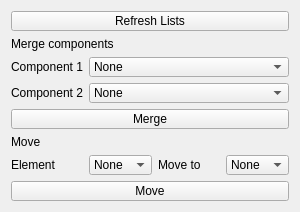
First picture: the form in AdenitaCoreSE/form/SEMergePartsEditorGUI.ui, repository 1A-OneAngstrom/Adenita, before the edit.
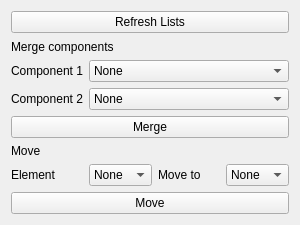
Second picture: the form after the edit.

```diff
--- a/AdenitaCoreSE/form/SEMergePartsEditorGUI.ui
+++ b/AdenitaCoreSE/form/SEMergePartsEditorGUI.ui
@@ -7,13 +7,13 @@
     <x>0</x>
     <y>0</y>
     <width>300</width>
-    <height>212</height>
+    <height>225</height>
    </rect>
   </property>
   <property name="minimumSize">
    <size>
     <width>300</width>
-    <height>212</height>
+    <height>225</height>
    </size>
   </property>
   <property name="windowTitle">
```
